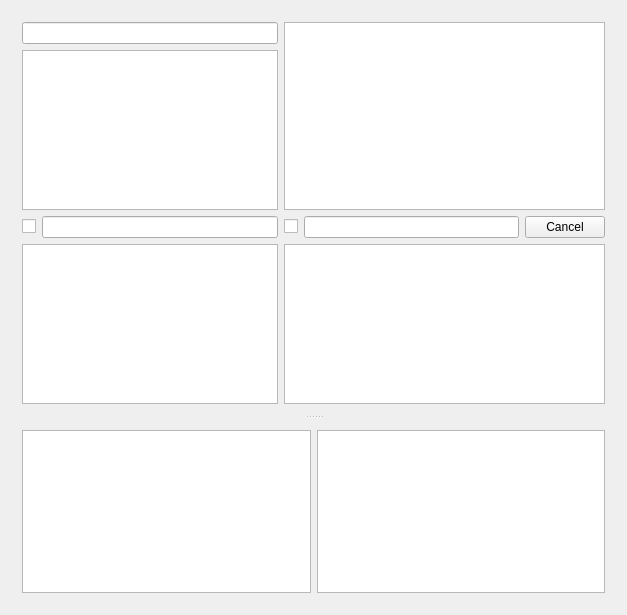
The window that test_chb_filt_model/testchbfiltmainwindow.ui (aralex/qtzoo) describes before a commit, drawn with Qt 5.
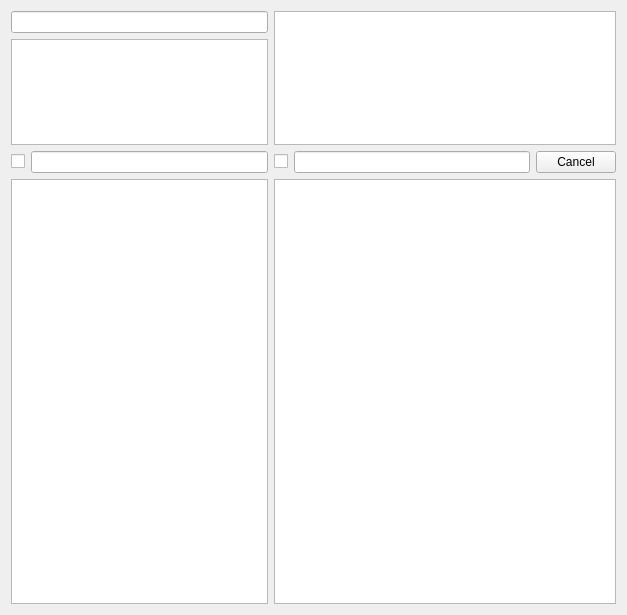
The same window after the commit.

Patch:
```diff
--- a/test_chb_filt_model/testchbfiltmainwindow.ui
+++ b/test_chb_filt_model/testchbfiltmainwindow.ui
@@ -16,12 +16,7 @@
   <widget class="QWidget" name="centralWidget">
    <layout class="QVBoxLayout" name="verticalLayout">
     <item>
-     <widget class="QSplitter" name="splitter">
-      <property name="orientation">
-       <enum>Qt::Vertical</enum>
-      </property>
-      <widget class="QWidget" name="layoutWidget">
-       <layout class="QGridLayout" name="gridLayout">
+     <layout class="QGridLayout" name="gridLayout" rowstretch="0,1,0,4">
         <item row="0" column="0" colspan="2">
          <widget class="QLineEdit" name="lePatternDiets"/>
         </item>
@@ -105,18 +100,6 @@
          </widget>
         </item>
        </layout>
-      </widget>
-      <widget class="QWidget" name="">
-       <layout class="QHBoxLayout" name="horizontalLayout">
-        <item>
-         <widget class="QTableView" name="tvSpy1"/>
-        </item>
-        <item>
-         <widget class="QTableView" name="tvSpy2"/>
-        </item>
-       </layout>
-      </widget>
-     </widget>
     </item>
    </layout>
   </widget>
```
Lines whose indentation alone changed are shown as unchanged.
